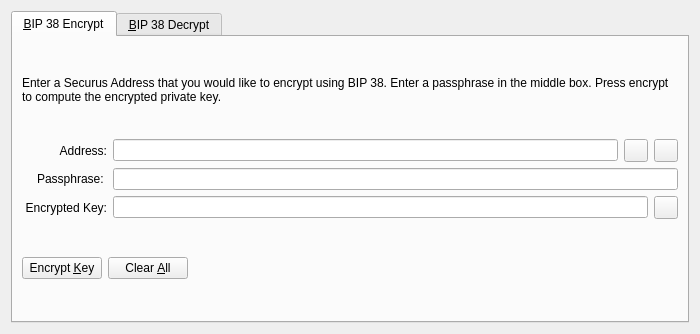
ortchi42/xsecurus, file src/qt/forms/bip38tooldialog.ui: the form before one commit.
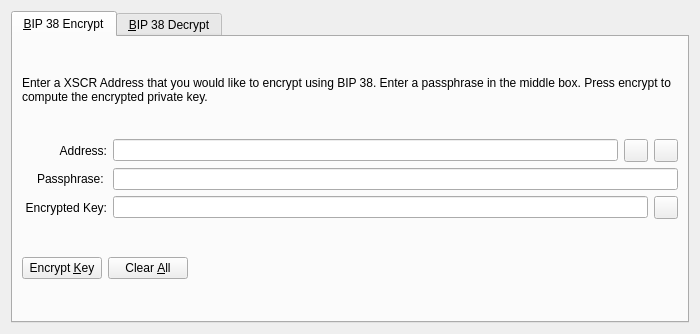
The form after the commit. The open tabs and pages were chosen to show the change. Icons and pictures are not drawn. Custom widgets are drawn as their Qt base class.

```diff
--- a/src/qt/forms/bip38tooldialog.ui
+++ b/src/qt/forms/bip38tooldialog.ui
@@ -30,7 +30,7 @@
        <item>
         <widget class="QLabel" name="infoLabel_ENC">
          <property name="text">
-          <string>Enter a Securus Address that you would like to encrypt using BIP 38. Enter a passphrase in the middle box. Press encrypt to compute the encrypted private key.</string>
+          <string>Enter a XSCR Address that you would like to encrypt using BIP 38. Enter a passphrase in the middle box. Press encrypt to compute the encrypted private key.</string>
          </property>
          <property name="textFormat">
           <enum>Qt::PlainText</enum>
```
Left out of the diff: 63 changed lines with no effect on the pictures.
